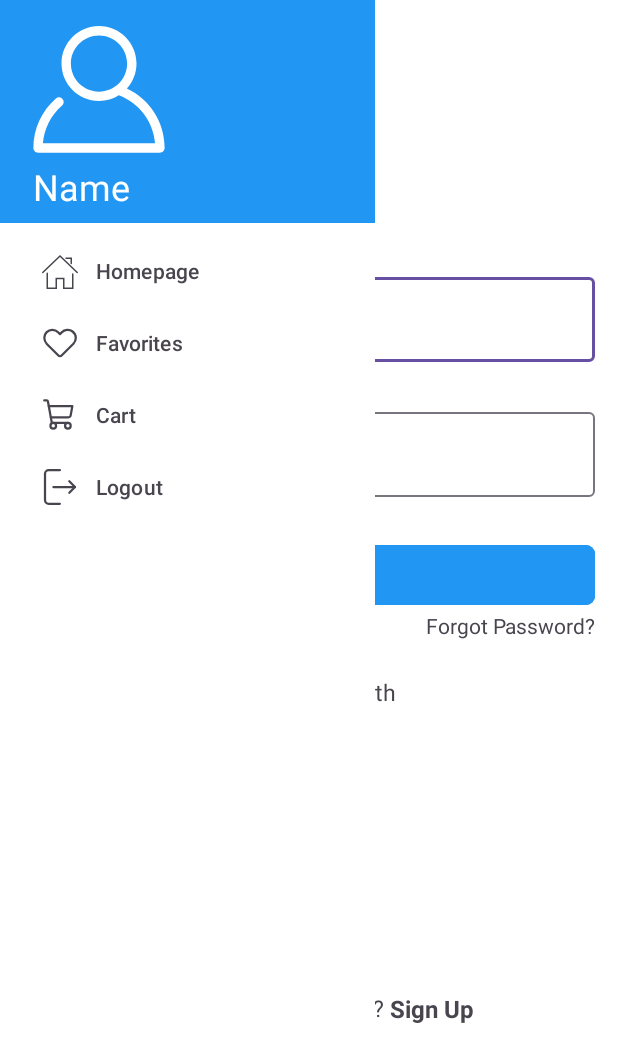
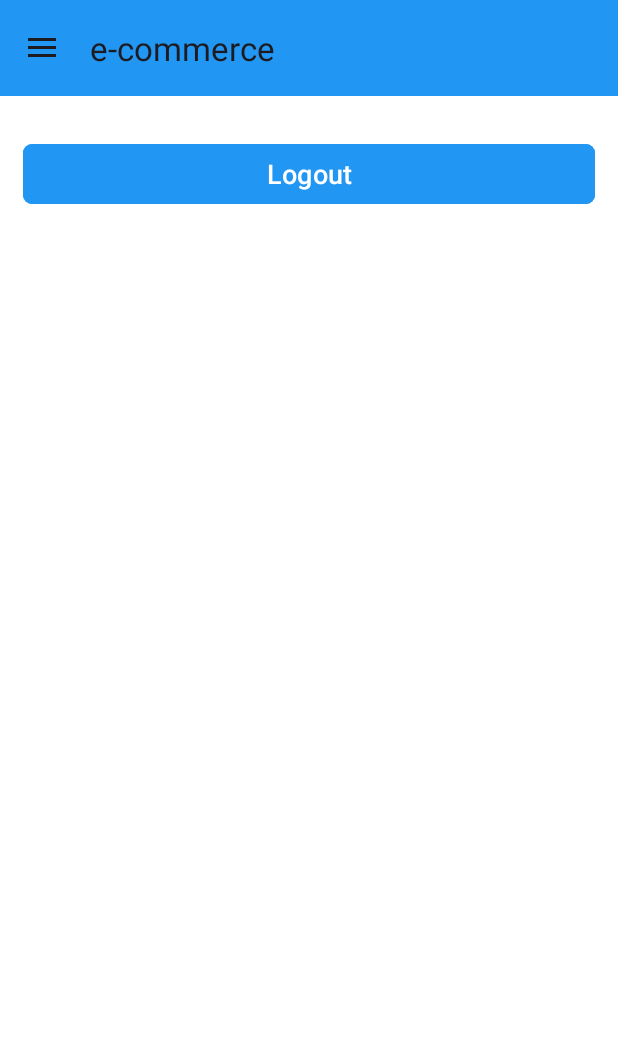
Before and after one commit to bengisusaahin/e-commerce, an Android app: the screen it shows after launch (MainActivity), after a tap on "Homepage", on a phone screen of 412 x 824 dp. Shown: the top 1062 px of the screen. Run offline under Robolectric (Android 15) with nearby library versions, the phone set to English and light mode, and no system bars; our stand-ins replace Dagger/Hilt's generated code, Firebase (no records; nobody signed in at launch, a user with empty details on screens opened directly), navigation-ui; 1 other tap on this screen came first.

Commit message:
feat: added drawer navigation

```diff
--- a/app/src/main/java/com/bengisusahin/e_commerce/MainActivity.kt
+++ b/app/src/main/java/com/bengisusahin/e_commerce/MainActivity.kt
@@ -2,16 +2,69 @@ package com.bengisusahin.e_commerce
 
 import android.os.Bundle
 import androidx.activity.enableEdgeToEdge
+import androidx.appcompat.app.ActionBarDrawerToggle
 import androidx.appcompat.app.AppCompatActivity
-import androidx.core.view.ViewCompat
-import androidx.core.view.WindowInsetsCompat
+import androidx.navigation.findNavController
+import androidx.navigation.ui.AppBarConfiguration
+import androidx.navigation.ui.NavigationUI
+import androidx.navigation.ui.setupWithNavController
+import com.bengisusahin.e_commerce.databinding.ActivityMainBinding
 import dagger.hilt.android.AndroidEntryPoint
 
 @AndroidEntryPoint
 class MainActivity : AppCompatActivity() {
+    private lateinit var appBarConfiguration: AppBarConfiguration
+    private lateinit var binding: ActivityMainBinding
     override fun onCreate(savedInstanceState: Bundle?) {
         super.onCreate(savedInstanceState)
         enableEdgeToEdge()
-        setContentView(R.layout.activity_main)
+        binding = ActivityMainBinding.inflate(layoutInflater)
+        setContentView(binding.root)
+
+        val toolbar = binding.toolbar
+        setSupportActionBar(toolbar)
+        /*
+        val navHostFragment = supportFragmentManager.findFragmentById(R.id.fragmentContainerView) as NavHostFragment
+        val navController = navHostFragment.navController
+         */
+        val navController = findNavController(R.id.fragmentContainerView)
+        val drawerLayout = binding.drawerLayout
+        val navView = binding.navigationView
+        // Set up the ActionBarDrawerToggle
+        val toggle = ActionBarDrawerToggle(
+            this, drawerLayout, toolbar,
+            R.string.navigation_drawer_open, R.string.navigation_drawer_close
+        )
+        drawerLayout.addDrawerListener(toggle)
+        toggle.syncState()
+        // Set up the action bar for use with the NavController
+        appBarConfiguration = AppBarConfiguration(navController.graph, drawerLayout)
+
+        navView.setupWithNavController(navController)
+
+        navView.setNavigationItemSelectedListener { menuItem ->
+            menuItem.isChecked = true
+            drawerLayout.closeDrawers()
+            when (menuItem.itemId) {
+                R.id.homeFragment -> {
+                    navController.navigate(R.id.homeFragment)
+                }
+                R.id.favoritesFragment -> {
+                    navController.navigate(R.id.favoritesFragment)
+                }
+                R.id.cartFragment -> {
+                    navController.navigate(R.id.cartFragment)
+                }
+                R.id.loginFragment -> {
+                    navController.navigate(R.id.loginFragment)
+                }
+            }
+            true
+        }
+    }
+
+    override fun onSupportNavigateUp(): Boolean {
+        val navController = findNavController(R.id.fragmentContainerView)
+        return NavigationUI.navigateUp(navController, appBarConfiguration) || super.onSupportNavigateUp()
     }
 }
--- a/app/src/main/res/layout/activity_main.xml
+++ b/app/src/main/res/layout/activity_main.xml
@@ -1,18 +1,34 @@
 <?xml version="1.0" encoding="utf-8"?>
-<FrameLayout
-    xmlns:android="http://schemas.android.com/apk/res/android"
+<androidx.drawerlayout.widget.DrawerLayout xmlns:android="http://schemas.android.com/apk/res/android"
     xmlns:app="http://schemas.android.com/apk/res-auto"
+    xmlns:tools="http://schemas.android.com/tools"
     android:layout_width="match_parent"
-    android:layout_height="match_parent">
+    android:layout_height="match_parent"
+    android:id="@+id/drawerLayout"
+    tools:openDrawer="start">
 
-
-    <androidx.fragment.app.FragmentContainerView
-        android:id="@+id/fragmentContainerView"
-        android:name="androidx.navigation.fragment.NavHostFragment"
+    <LinearLayout
         android:layout_width="match_parent"
         android:layout_height="match_parent"
-        app:defaultNavHost="true"
-        app:navGraph="@navigation/nav_graph" />
+        android:orientation="vertical">
+
+        <androidx.appcompat.widget.Toolbar
+            android:id="@+id/toolbar"
+            android:layout_width="match_parent"
+            android:layout_height="?attr/actionBarSize"
+            android:background="#2196F3"
+            android:theme="?attr/actionBarTheme" />
+
+        <fragment
+            android:id="@+id/fragmentContainerView"
+            android:name="androidx.navigation.fragment.NavHostFragment"
+            android:layout_width="match_parent"
+            android:layout_height="match_parent"
+            app:layout_behavior="@string/appbar_scrolling_view_behavior"
+            app:defaultNavHost="true"
+            app:navGraph="@navigation/nav_graph" />
+
+    </LinearLayout>
 
     <com.google.android.material.navigation.NavigationView
         android:id="@+id/navigationView"
@@ -23,4 +39,4 @@
         app:headerLayout="@layout/drawer_header"
         app:menu="@menu/drawer_menu" />
 
-</FrameLayout>
+</androidx.drawerlayout.widget.DrawerLayout>
--- a/app/src/main/res/menu/drawer_menu.xml
+++ b/app/src/main/res/menu/drawer_menu.xml
@@ -7,18 +7,18 @@
     <item
         android:id="@+id/homeFragment"
         android:icon="@drawable/ic_home"
-        android:title="Homepage" />
+        android:title="@string/homepage" />
     <item
-        android:id="@+id/FavoritesFragment"
+        android:id="@+id/favoritesFragment"
         android:icon="@drawable/ic_like"
-        android:title="Favorites" />
+        android:title="@string/favorites" />
     <item
-        android:id="@+id/CartFragment"
+        android:id="@+id/cartFragment"
         android:icon="@drawable/ic_cart"
-        android:title="Cart" />
+        android:title="@string/cart" />
     <item
-        android:id="@+id/dFragment"
+        android:id="@+id/loginFragment"
         android:icon="@drawable/ic_logout"
-        android:title="Logout" />
+        android:title= "@string/logout" />
     </group>
 </menu>
--- a/app/src/main/res/values/strings.xml
+++ b/app/src/main/res/values/strings.xml
@@ -15,4 +15,9 @@
     <string name="send">Send</string>
     <string name="forgot_password">Forgot Password?</string>
     <string name="icon_profile">icon Profile</string>
+    <string name="homepage">Homepage</string>
+    <string name="favorites">Favorites</string>
+    <string name="cart">Cart</string>
+    <string name="navigation_drawer_open">Open navigation drawer</string>
+    <string name="navigation_drawer_close">Close navigation drawer</string>
 </resources>
```
